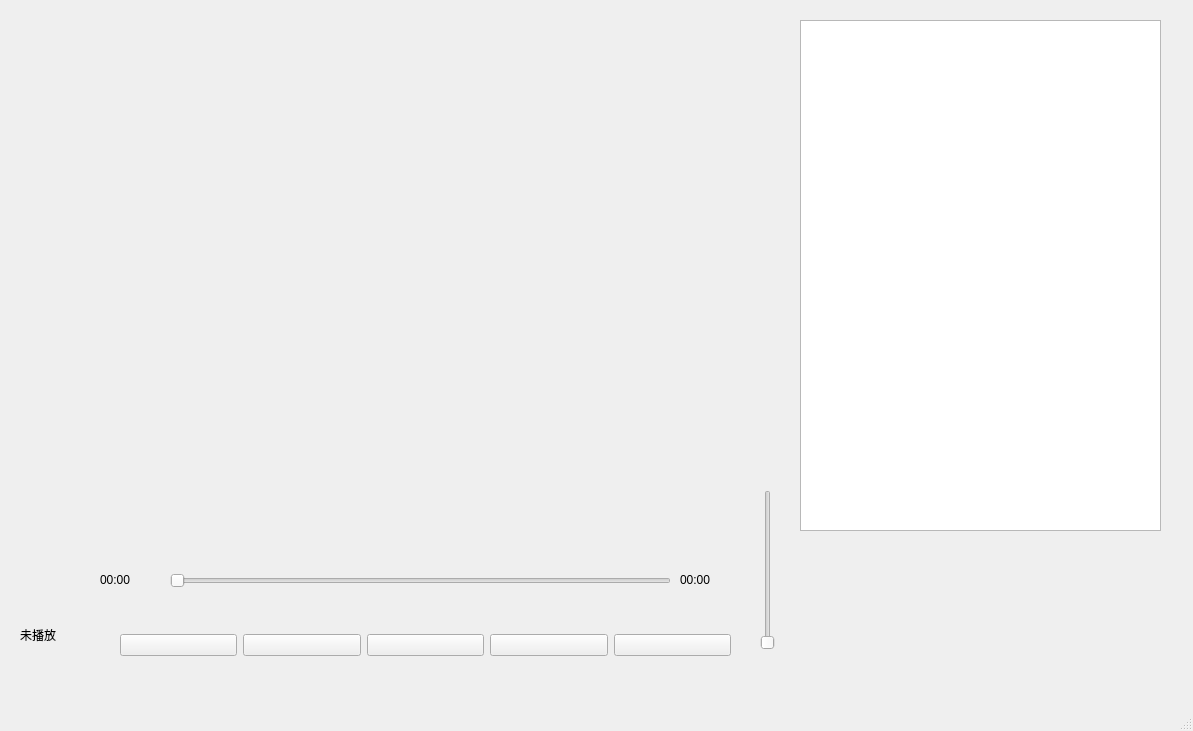
Old version of the form mainwindow.ui in the repository 1548973157/MusicPlayer.
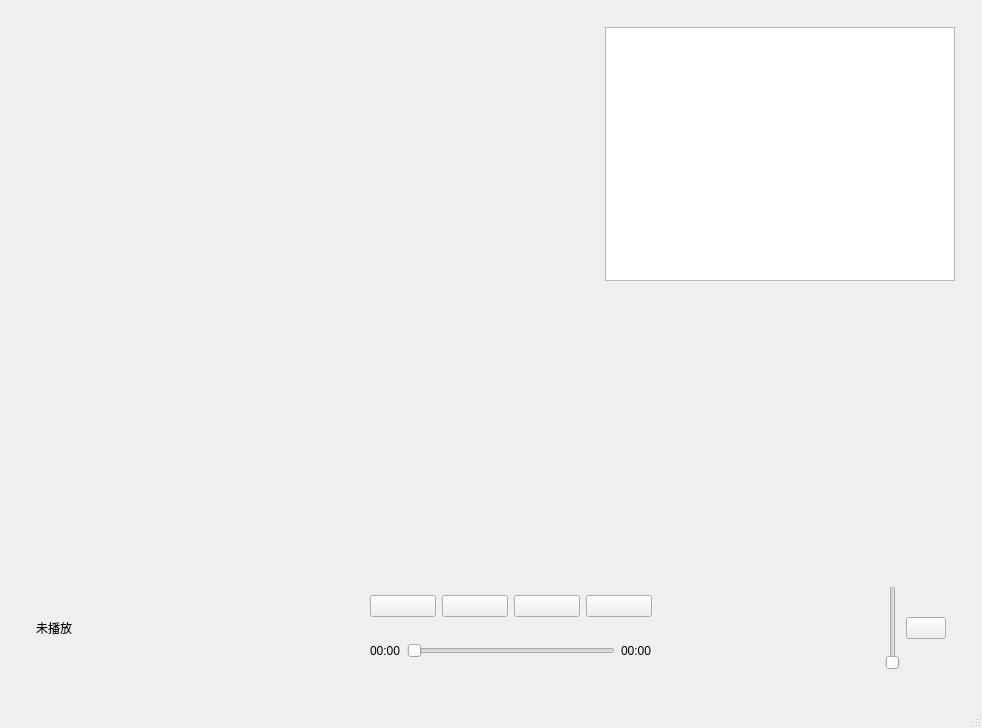
New version of the form.

```diff
--- a/mainwindow.ui
+++ b/mainwindow.ui
@@ -6,47 +6,139 @@
    <rect>
     <x>0</x>
     <y>0</y>
-    <width>1193</width>
-    <height>731</height>
+    <width>982</width>
+    <height>728</height>
    </rect>
   </property>
   <property name="windowTitle">
    <string>MainWindow</string>
   </property>
   <widget class="QWidget" name="centralwidget">
-   <widget class="QListWidget" name="musicList">
-    <property name="geometry">
-     <rect>
-      <x>800</x>
-      <y>20</y>
-      <width>361</width>
-      <height>511</height>
-     </rect>
-    </property>
-   </widget>
-   <widget class="QSlider" name="volumeSlider">
-    <property name="geometry">
-     <rect>
-      <x>760</x>
-      <y>490</y>
-      <width>16</width>
-      <height>160</height>
-     </rect>
-    </property>
-    <property name="orientation">
-     <enum>Qt::Orientation::Vertical</enum>
-    </property>
-   </widget>
+   <property name="layoutDirection">
+    <enum>Qt::LayoutDirection::LeftToRight</enum>
+   </property>
+   <layout class="QVBoxLayout" name="verticalLayout_2">
+    <item>
    <widget class="QWidget" name="widget" native="true">
-    <property name="geometry">
-     <rect>
-      <x>120</x>
-      <y>610</y>
-      <width>611</width>
-      <height>71</height>
-     </rect>
-    </property>
-    <layout class="QHBoxLayout" name="horizontalLayout">
+      <layout class="QVBoxLayout" name="verticalLayout" stretch="1,1,0">
+       <item>
+        <widget class="QWidget" name="widget_5" native="true">
+         <layout class="QHBoxLayout" name="horizontalLayout_3">
+          <item>
+           <widget class="QWidget" name="widget_2" native="true">
+            <property name="minimumSize">
+             <size>
+              <width>50</width>
+              <height>0</height>
+             </size>
+            </property>
+           </widget>
+          </item>
+          <item>
+           <widget class="QListWidget" name="musicList">
+            <property name="minimumSize">
+             <size>
+              <width>350</width>
+              <height>0</height>
+             </size>
+            </property>
+            <property name="maximumSize">
+             <size>
+              <width>350</width>
+              <height>16777215</height>
+             </size>
+            </property>
+           </widget>
+          </item>
+         </layout>
+        </widget>
+       </item>
+       <item>
+        <spacer name="verticalSpacer">
+         <property name="orientation">
+          <enum>Qt::Orientation::Vertical</enum>
+         </property>
+         <property name="sizeHint" stdset="0">
+          <size>
+           <width>20</width>
+           <height>247</height>
+          </size>
+         </property>
+        </spacer>
+       </item>
+       <item>
+        <widget class="QWidget" name="bottomPanel" native="true">
+         <property name="sizePolicy">
+          <sizepolicy hsizetype="Preferred" vsizetype="Fixed">
+           <horstretch>0</horstretch>
+           <verstretch>0</verstretch>
+          </sizepolicy>
+         </property>
+         <property name="minimumSize">
+          <size>
+           <width>0</width>
+           <height>120</height>
+          </size>
+         </property>
+         <property name="maximumSize">
+          <size>
+           <width>16777215</width>
+           <height>120</height>
+          </size>
+         </property>
+         <layout class="QHBoxLayout" name="horizontalLayout_2">
+          <item>
+           <widget class="QWidget" name="" native="true">
+            <layout class="QHBoxLayout" name="horizontalLayout_8">
+             <item>
+              <widget class="QLabel" name="musicNameLabel">
+               <property name="minimumSize">
+                <size>
+                 <width>100</width>
+                 <height>0</height>
+                </size>
+               </property>
+               <property name="maximumSize">
+                <size>
+                 <width>100</width>
+                 <height>16777215</height>
+                </size>
+               </property>
+               <property name="text">
+                <string>未播放</string>
+               </property>
+              </widget>
+             </item>
+             <item>
+              <spacer name="horizontalSpacer">
+               <property name="orientation">
+                <enum>Qt::Orientation::Horizontal</enum>
+               </property>
+               <property name="sizeHint" stdset="0">
+                <size>
+                 <width>40</width>
+                 <height>20</height>
+                </size>
+               </property>
+              </spacer>
+             </item>
+             <item>
+              <layout class="QVBoxLayout" name="verticalLayout_3">
+               <item>
+                <widget class="QWidget" name="widget_3" native="true">
+                 <property name="minimumSize">
+                  <size>
+                   <width>300</width>
+                   <height>0</height>
+                  </size>
+                 </property>
+                 <property name="maximumSize">
+                  <size>
+                   <width>350</width>
+                   <height>16777215</height>
+                  </size>
+                 </property>
+                 <layout class="QHBoxLayout" name="horizontalLayout_6">
      <item>
       <widget class="QPushButton" name="prevButton">
        <property name="text">
@@ -75,37 +167,33 @@
        </property>
       </widget>
      </item>
-     <item>
-      <widget class="QPushButton" name="listButton">
-       <property name="text">
-        <string/>
-       </property>
-      </widget>
-     </item>
-    </layout>
-   </widget>
-   <widget class="QLabel" name="musicNameLabel">
-    <property name="geometry">
-     <rect>
-      <x>20</x>
-      <y>610</y>
-      <width>92</width>
-      <height>49</height>
-     </rect>
-    </property>
+                 </layout>
+                </widget>
+               </item>
+               <item>
+                <widget class="QWidget" name="horizontalWidget_2" native="true">
+                 <property name="minimumSize">
+                  <size>
+                   <width>300</width>
+                   <height>0</height>
+                  </size>
+                 </property>
+                 <property name="maximumSize">
+                  <size>
+                   <width>350</width>
+                   <height>16777215</height>
+                  </size>
+                 </property>
+                 <layout class="QHBoxLayout" name="mainPanel">
+                  <item>
+                   <widget class="QLabel" name="currentTimeLabel">
     <property name="text">
-     <string>未播放</string>
-    </property>
-   </widget>
+                     <string>00:00</string>
+                    </property>
+                   </widget>
+                  </item>
+                  <item>
    <widget class="QSlider" name="progressSlider">
-    <property name="geometry">
-     <rect>
-      <x>170</x>
-      <y>570</y>
-      <width>501</width>
-      <height>22</height>
-     </rect>
-    </property>
     <property name="maximum">
      <number>1000</number>
     </property>
@@ -113,32 +201,60 @@
      <enum>Qt::Orientation::Horizontal</enum>
     </property>
    </widget>
-   <widget class="QLabel" name="currentTimeLabel">
-    <property name="geometry">
-     <rect>
-      <x>100</x>
-      <y>570</y>
-      <width>69</width>
-      <height>19</height>
-     </rect>
-    </property>
-    <property name="text">
-     <string>00:00</string>
-    </property>
-   </widget>
+                  </item>
+                  <item>
    <widget class="QLabel" name="totalTimeLabel">
-    <property name="geometry">
-     <rect>
-      <x>680</x>
-      <y>570</y>
-      <width>69</width>
-      <height>19</height>
-     </rect>
-    </property>
     <property name="text">
      <string>00:00</string>
     </property>
    </widget>
+                  </item>
+                 </layout>
+                </widget>
+               </item>
+              </layout>
+             </item>
+             <item>
+              <spacer name="horizontalSpacer_2">
+               <property name="orientation">
+                <enum>Qt::Orientation::Horizontal</enum>
+               </property>
+               <property name="sizeHint" stdset="0">
+                <size>
+                 <width>40</width>
+                 <height>20</height>
+                </size>
+               </property>
+              </spacer>
+             </item>
+             <item>
+              <layout class="QHBoxLayout" name="horizontalLayout_7">
+               <item>
+                <widget class="QSlider" name="volumeSlider">
+                 <property name="orientation">
+                  <enum>Qt::Orientation::Vertical</enum>
+                 </property>
+                </widget>
+               </item>
+               <item>
+                <widget class="QPushButton" name="listButton">
+                 <property name="text">
+                  <string/>
+                 </property>
+                </widget>
+               </item>
+              </layout>
+             </item>
+            </layout>
+           </widget>
+          </item>
+         </layout>
+        </widget>
+       </item>
+      </layout>
+     </widget>
+    </item>
+   </layout>
   </widget>
   <widget class="QMenuBar" name="menubar">
    <property name="geometry">
```
Left out of the diff: 2 changed lines with no effect on the pictures. Lines whose indentation alone changed are shown as unchanged.
